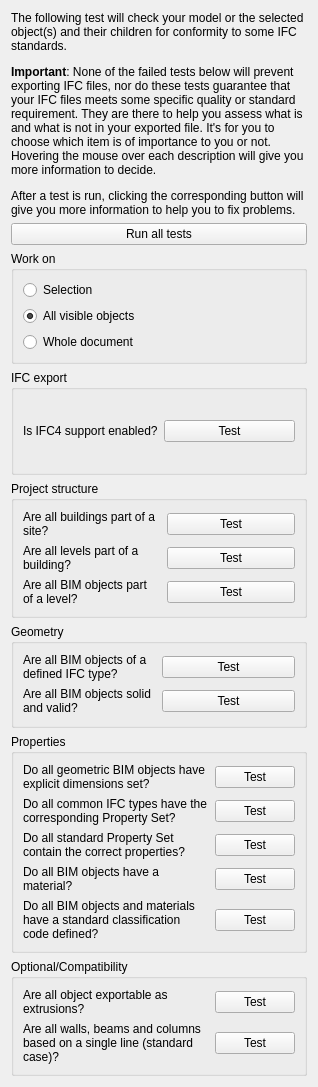
Before: the Qt Designer form dialogPreflight.ui in yorikvanhavre/BIM_Workbench, drawn with Qt 5.
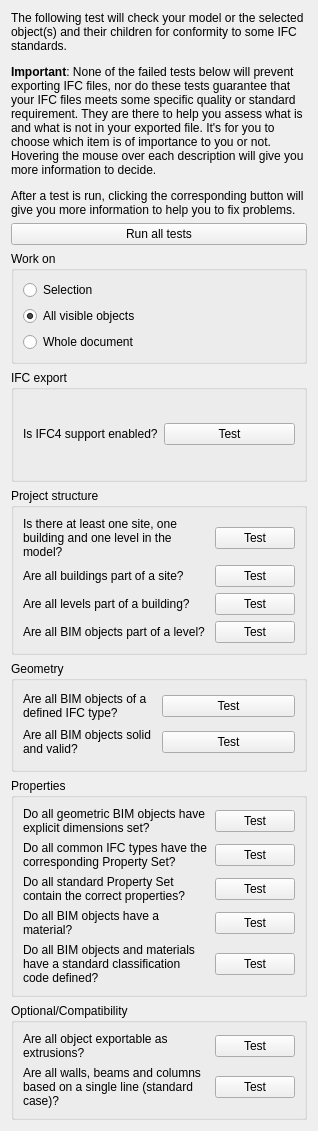
After: the same form once the commit is applied.

Commit message: further work on preflight tool

Diff of the .ui file:
```diff
--- a/dialogPreflight.ui
+++ b/dialogPreflight.ui
@@ -7,7 +7,7 @@
     <x>0</x>
     <y>0</y>
     <width>318</width>
-    <height>1087</height>
+    <height>1131</height>
    </rect>
   </property>
   <property name="windowTitle">
@@ -99,14 +99,14 @@
       <string>Project structure</string>
      </property>
      <layout class="QGridLayout" name="gridLayout">
-      <item row="2" column="1">
+      <item row="3" column="1">
        <widget class="QPushButton" name="testStoreys">
         <property name="text">
          <string>Test</string>
         </property>
        </widget>
       </item>
-      <item row="1" column="0">
+      <item row="2" column="0">
        <widget class="QLabel" name="label">
         <property name="toolTip">
          <string>&lt;html&gt;&lt;head/&gt;&lt;body&gt;&lt;p&gt;All IfcBuildingStorey (levels) elements are required to be inside an IfcBuilding element. This is a mandatory requirement of the IFC standard. When exporting your FreeCAD model to IFC, a default IfcBuilding will be created for all level objects (BuildingPart objects with their IFC role set as Building Storey)  found that are not inside a Building. However, it is best if you create that building yourself, so you have more control over its name and properties. This test is here to help you to find those levels without buildings.&lt;/p&gt;&lt;/body&gt;&lt;/html&gt;</string>
@@ -119,7 +119,7 @@
         </property>
        </widget>
       </item>
-      <item row="2" column="0">
+      <item row="3" column="0">
        <widget class="QLabel" name="label_2">
         <property name="toolTip">
          <string>&lt;html&gt;&lt;head/&gt;&lt;body&gt;&lt;p&gt;All elements derived from IfcProduct (that is, all the BIM elements that compose your model)  are required to be inside an IfcBuildingStorey (level) element. This is a mandatory requirement of the IFC standard. When exporting your FreeCAD model to IFC, a default IfcBuildingStorey will be created for all BIM objects found that are not inside one already. However, it is best if you make sure yourself that all elements are correctly located inside a level, so you have more control over it. This test is here to help you to find those BIM objects without a level.&lt;/p&gt;&lt;/body&gt;&lt;/html&gt;</string>
@@ -132,14 +132,14 @@
         </property>
        </widget>
       </item>
-      <item row="1" column="1">
+      <item row="2" column="1">
        <widget class="QPushButton" name="testBuildings">
         <property name="text">
          <string>Test</string>
         </property>
        </widget>
       </item>
-      <item row="0" column="0">
+      <item row="1" column="0">
        <widget class="QLabel" name="label_8">
         <property name="toolTip">
          <string>&lt;html&gt;&lt;head/&gt;&lt;body&gt;&lt;p&gt;All IfcBuilding elements are required to be inside an IfcSite element. This is a mandatory requirement of the IFC standard. When exporting your FreeCAD model to IFC, a default IfcSite will be created for all Building objects found that are not inside a Site. However, it is best if you create that site yourself, so you have more control over its name and properties. This test is here to help you to find those buildings without sites.&lt;/p&gt;&lt;/body&gt;&lt;/html&gt;</string>
@@ -152,13 +152,33 @@
         </property>
        </widget>
       </item>
-      <item row="0" column="1">
+      <item row="1" column="1">
        <widget class="QPushButton" name="testSites">
         <property name="text">
          <string>Test</string>
         </property>
        </widget>
       </item>
+      <item row="0" column="0">
+       <widget class="QLabel" name="label_15">
+        <property name="toolTip">
+         <string>&lt;html&gt;&lt;head/&gt;&lt;body&gt;&lt;p&gt;The IFC standard requires at least one site, one building and one level or building storey per project. This test will ensure that at least one object of each of these 3 types exists in the model.&lt;/p&gt;&lt;p&gt;Note that, as this is a mandatory requirement, FreeCAD will automatically add a default site, a default building and/or a default building storey if any of these is missing. So even if this test didn't pass, your exported IFC file will meet the requirements.&lt;/p&gt;&lt;p&gt;However, it is always better to create these objects yourself, as you get more control over naming and properties.&lt;/p&gt;&lt;/body&gt;&lt;/html&gt;</string>
+        </property>
+        <property name="text">
+         <string>Is there at least one site, one building and one level in the model?</string>
+        </property>
+        <property name="wordWrap">
+         <bool>true</bool>
+        </property>
+       </widget>
+      </item>
+      <item row="0" column="1">
+       <widget class="QPushButton" name="testHierarchy">
+        <property name="text">
+         <string>Test</string>
+        </property>
+       </widget>
+      </item>
      </layout>
     </widget>
    </item>
```
